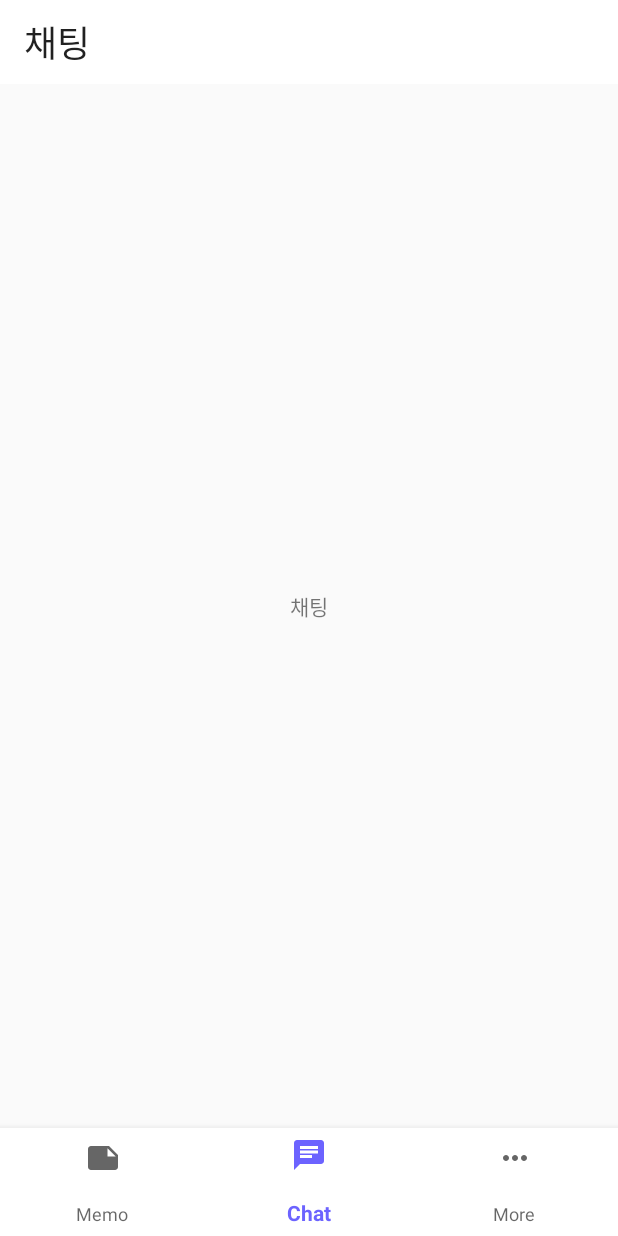
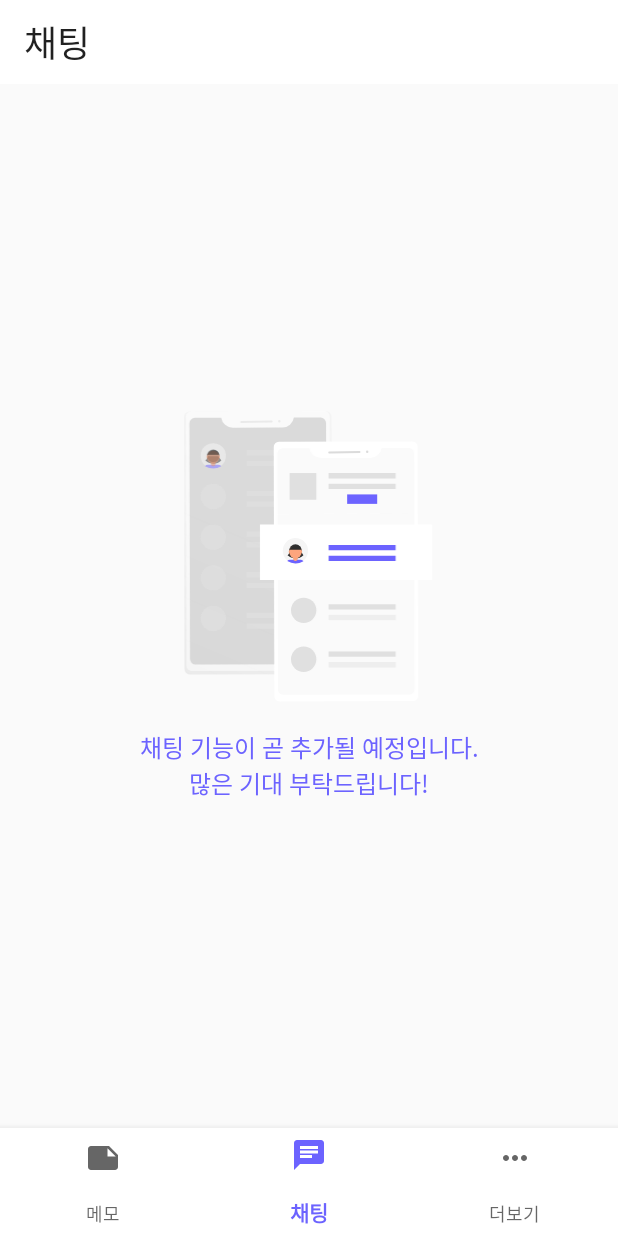
Before and after one commit to roian6/EDCANSummer, an Android app: the MemoFragment screen opened directly, with no data from a screen before it, item 2 of the bottom bar chosen, on a phone screen of 412 x 824 dp. Run offline under Robolectric (Android 15) with nearby library versions, the phone set to English and light mode, and no system bars; our stand-ins replace Firebase (no records; nobody signed in at launch, a user with empty details on screens opened directly), data binding; 1 statement that could not run was skipped.

```diff
--- a/app/src/main/java/com/david0926/edcansummer/MemoModel.java
+++ b/app/src/main/java/com/david0926/edcansummer/MemoModel.java
@@ -1,6 +1,8 @@
 package com.david0926.edcansummer;
 
-public class MemoModel {
+import java.io.Serializable;
+
+public class MemoModel implements Serializable {
     private String time, text, email;
 
     public MemoModel(){}
--- /dev/null
+++ b/app/src/main/res/drawable/ic_undraw_messages.xml
@@ -0,0 +1,278 @@
+<vector xmlns:android="http://schemas.android.com/apk/res/android"
+    xmlns:aapt="http://schemas.android.com/aapt"
+    android:width="664dp"
+    android:height="779.55dp"
+    android:viewportWidth="664"
+    android:viewportHeight="779.55">
+  <path
+      android:pathData="M377.11,0.56l-362.25,0.88A14.89,14.89 0,0 0,0 16.35l1.65,667.73a14.89,14.89 0,0 0,14.93 14.85l362.25,-0.88a14.89,14.89 0,0 0,14.85 -14.92L392,15.4A14.89,14.89 0,0 0,377.11 0.56Z"
+      android:strokeAlpha="0.5"
+      android:fillAlpha="0.5">
+    <aapt:attr name="android:fillColor">
+      <gradient
+          android:startY="711.95544"
+          android:startX="44.492737"
+          android:endY="-12.471244"
+          android:endX="349.19354"
+          android:type="linear">
+        <item android:offset="0" android:color="#3F808080"/>
+        <item android:offset="0.54" android:color="#1E808080"/>
+        <item android:offset="1" android:color="#19808080"/>
+      </gradient>
+    </aapt:attr>
+  </path>
+  <path
+      android:pathData="M18.927,0.857L373.086,-0.009A13.64,13.64 134.86,0 1,386.76 13.598L388.375,674.816A13.64,13.64 134.86,0 1,374.769 688.489L20.61,689.355A13.64,13.64 134.86,0 1,6.936 675.748L5.321,14.53A13.64,13.64 134.86,0 1,18.927 0.857z"
+      android:strokeAlpha="0.5"
+      android:fillColor="#fff"
+      android:fillAlpha="0.5"/>
+  <path
+      android:pathData="M377.62,190.78h0l-0.38,-159a14.49,14.49 0,0 0,-14.52 -14.45l-70.85,0.17a30.92,30.92 0,0 1,-30.41 26.38l-131.75,0.32a30.92,30.92 0,0 1,-30.54 -26.23l-69.79,0.17a14.49,14.49 0,0 0,-14.45 14.52l0.39,160.34 1.13,464.66A14.49,14.49 0,0 0,31 672.08l333.34,-0.81A14.49,14.49 0,0 0,378.75 656.78Z"
+      android:strokeAlpha="0.5"
+      android:fillColor="#bbb"
+      android:fillAlpha="0.5"/>
+  <path
+      android:pathData="M152.086,26.575L233.077,25.359A2,2 81.729,0 1,235.107 27.329L235.126,28.638A2,2 83.125,0 1,233.157 30.668L152.166,31.884A2,2 52.515,0 1,150.136 29.914L150.116,28.604A2,2 134.391,0 1,152.086 26.575z"
+      android:strokeAlpha="0.5"
+      android:fillColor="#dbdbdb"
+      android:fillAlpha="0.5"/>
+  <path
+      android:pathData="M253.173,27.178m-3.19,0.048a3.19,3.19 134.14,1 1,6.379 -0.096a3.19,3.19 134.14,1 1,-6.379 0.096"
+      android:strokeAlpha="0.5"
+      android:fillColor="#dbdbdb"
+      android:fillAlpha="0.5"/>
+  <path
+      android:pathData="M166.1,103.52h177.59v14.16h-177.59z"
+      android:strokeAlpha="0.5"
+      android:fillColor="#e0e0e0"
+      android:fillAlpha="0.5"/>
+  <path
+      android:pathData="M166.1,131.84h177.59v14.16h-177.59z"
+      android:strokeAlpha="0.5"
+      android:fillColor="#e0e0e0"
+      android:fillAlpha="0.5"/>
+  <path
+      android:pathData="M44.55,118.92a33.54,33.7 0,1 0,67.08 0a33.54,33.7 0,1 0,-67.08 0z"
+      android:strokeAlpha="0.5"
+      android:fillColor="#f5f5f5"
+      android:fillAlpha="0.5"/>
+  <path
+      android:pathData="M92.54,142.51L63.45,142.51a8.67,8.67 0,0 0,-7.08 3.76,43.63 43.63,0 0,0 43,0.24A8.66,8.66 0,0 0,92.54 142.51Z"
+      android:strokeAlpha="0.5"
+      android:fillColor="#6c63ff"
+      android:fillAlpha="0.5"/>
+  <path
+      android:pathData="M63.69,119.78s-4.26,12.4 -6.59,11.24c0,0 22.44,19.38 42.25,0A59.07,59.07 0,0 0,90.82 119.78Z"
+      android:strokeAlpha="0.5"
+      android:fillColor="#333"
+      android:fillAlpha="0.5"/>
+  <path
+      android:pathData="M78.07,118.62m-16.67,0a16.67,16.67 0,1 1,33.34 0a16.67,16.67 0,1 1,-33.34 0"
+      android:strokeAlpha="0.5"
+      android:fillColor="#333"
+      android:fillAlpha="0.5"/>
+  <path
+      android:fillColor="#FF000000"
+      android:pathData="M72.21,136.73H83.84a0,0 0,0 1,0 0v4.52a5.34,5.34 0,0 1,-5.34 5.34h-1a5.34,5.34 0,0 1,-5.34 -5.34v-4.52A0,0 0,0 1,72.21 136.73Z"
+      android:strokeAlpha="0.1"
+      android:fillAlpha="0.1"/>
+  <path
+      android:pathData="M73.44,136.45h9.18a1.23,1.23 0,0 1,1.23 1.23V141a5.34,5.34 0,0 1,-5.34 5.34h-1A5.34,5.34 0,0 1,72.21 141v-3.29A1.23,1.23 0,0 1,73.44 136.45Z"
+      android:strokeAlpha="0.5"
+      android:fillColor="#fda57d"
+      android:fillAlpha="0.5"/>
+  <path
+      android:fillColor="#FF000000"
+      android:pathData="M72.24,138.13a16.73,16.73 0,0 0,11.63 0L83.87,136.78L72.24,136.78Z"
+      android:strokeAlpha="0.1"
+      android:fillAlpha="0.1"/>
+  <path
+      android:pathData="M78.07,122.24m-16.67,0a16.67,16.67 0,1 1,33.34 0a16.67,16.67 0,1 1,-33.34 0"
+      android:strokeAlpha="0.5"
+      android:fillColor="#fda57d"
+      android:fillAlpha="0.5"/>
+  <path
+      android:pathData="M62.14,115.91h31.78s-2.71,-12.83 -14.73,-12S62.14,115.91 62.14,115.91Z"
+      android:strokeAlpha="0.5"
+      android:fillColor="#333"
+      android:fillAlpha="0.5"/>
+  <path
+      android:pathData="M60.2,121.53a1.55,2.91 0,1 0,3.1 0a1.55,2.91 0,1 0,-3.1 0z"
+      android:strokeAlpha="0.5"
+      android:fillColor="#fda57d"
+      android:fillAlpha="0.5"/>
+  <path
+      android:pathData="M92.76,121.53a1.55,2.91 0,1 0,3.1 0a1.55,2.91 0,1 0,-3.1 0z"
+      android:strokeAlpha="0.5"
+      android:fillColor="#fda57d"
+      android:fillAlpha="0.5"/>
+  <path
+      android:fillColor="#FF000000"
+      android:pathData="M62.14,116.35h31.78s-2.71,-12.83 -14.73,-12S62.14,116.35 62.14,116.35Z"
+      android:strokeAlpha="0.1"
+      android:fillAlpha="0.1"/>
+  <path
+      android:pathData="M166.1,211.38h177.59v14.16h-177.59z"
+      android:strokeAlpha="0.5"
+      android:fillColor="#e0e0e0"
+      android:fillAlpha="0.5"/>
+  <path
+      android:pathData="M166.1,239.7h177.59v14.16h-177.59z"
+      android:strokeAlpha="0.5"
+      android:fillColor="#e0e0e0"
+      android:fillAlpha="0.5"/>
+  <path
+      android:pathData="M44.55,226.78a33.54,33.7 0,1 0,67.08 0a33.54,33.7 0,1 0,-67.08 0z"
+      android:strokeAlpha="0.5"
+      android:fillColor="#e0e0e0"
+      android:fillAlpha="0.5"/>
+  <path
+      android:pathData="M166.1,319.24h177.59v14.16h-177.59z"
+      android:strokeAlpha="0.5"
+      android:fillColor="#e0e0e0"
+      android:fillAlpha="0.5"/>
+  <path
+      android:pathData="M166.1,347.56h177.59v14.16h-177.59z"
+      android:strokeAlpha="0.5"
+      android:fillColor="#e0e0e0"
+      android:fillAlpha="0.5"/>
+  <path
+      android:pathData="M44.55,334.64a33.54,33.7 0,1 0,67.08 0a33.54,33.7 0,1 0,-67.08 0z"
+      android:strokeAlpha="0.5"
+      android:fillColor="#e0e0e0"
+      android:fillAlpha="0.5"/>
+  <path
+      android:pathData="M166.1,427.1h177.59v14.16h-177.59z"
+      android:strokeAlpha="0.5"
+      android:fillColor="#e0e0e0"
+      android:fillAlpha="0.5"/>
+  <path
+      android:pathData="M166.1,455.42h177.59v14.16h-177.59z"
+      android:strokeAlpha="0.5"
+      android:fillColor="#e0e0e0"
+      android:fillAlpha="0.5"/>
+  <path
+      android:pathData="M44.55,442.5a33.54,33.7 0,1 0,67.08 0a33.54,33.7 0,1 0,-67.08 0z"
+      android:strokeAlpha="0.5"
+      android:fillColor="#e0e0e0"
+      android:fillAlpha="0.5"/>
+  <path
+      android:pathData="M166.1,534.96h177.59v14.16h-177.59z"
+      android:strokeAlpha="0.5"
+      android:fillColor="#e0e0e0"
+      android:fillAlpha="0.5"/>
+  <path
+      android:pathData="M166.1,563.28h177.59v14.16h-177.59z"
+      android:strokeAlpha="0.5"
+      android:fillColor="#e0e0e0"
+      android:fillAlpha="0.5"/>
+  <path
+      android:pathData="M44.55,550.36a33.54,33.7 0,1 0,67.08 0a33.54,33.7 0,1 0,-67.08 0z"
+      android:strokeAlpha="0.5"
+      android:fillColor="#e0e0e0"
+      android:fillAlpha="0.5"/>
+  <path
+      android:pathData="M610.26,84.45 L248,85.33a14.89,14.89 0,0 0,-14.85 14.92l1.65,664.46a14.89,14.89 0,0 0,14.93 14.85L612,778.68A14.89,14.89 0,0 0,626.83 763.78l-1.65,-664.46A14.89,14.89 0,0 0,610.26 84.45Z">
+  </path>
+  <path
+      android:pathData="M252.074,81.477L606.233,80.611A13.64,13.64 134.86,0 1,619.906 94.218L621.521,755.436A13.64,13.64 134.86,0 1,607.915 769.109L253.756,769.975A13.64,13.64 134.86,0 1,240.083 756.368L238.467,95.15A13.64,13.64 134.86,0 1,252.074 81.477z"
+      android:fillColor="#fff"/>
+  <path
+      android:pathData="M610.77,272.49l-0.38,-160.13a14.49,14.49 0,0 0,-14.52 -14.45L525,98.08a30.92,30.92 0,0 1,-30.41 26.38L362.85,124.78a30.92,30.92 0,0 1,-30.54 -26.23l-69.79,0.17a14.49,14.49 0,0 0,-14.45 14.52l0.39,160.34"
+      android:fillColor="#fafafa"/>
+  <path
+      android:pathData="M248.46,273.59l1.13,464.66a14.49,14.49 0,0 0,14.52 14.45l333.34,-0.81a14.49,14.49 0,0 0,14.45 -14.52l-1.14,-466"
+      android:fillColor="#fafafa"/>
+  <path
+      android:pathData="M280.5,164.53h70.82v70.82h-70.82z"
+      android:fillColor="#e0e0e0"/>
+  <path
+      android:pathData="M196.37,294.18h467.63v159.07h-467.63z"
+      android:strokeAlpha="0.5"
+      android:fillAlpha="0.5">
+  </path>
+  <path
+      android:pathData="M201.94,300.72h456.5v147.08h-456.5z"
+      android:fillColor="#fff"/>
+  <path
+      android:pathData="M384,355.19h177.59v14.16h-177.59z"
+      android:fillColor="#6c63ff"/>
+  <path
+      android:pathData="M384,383.52h177.59v14.16h-177.59z"
+      android:fillColor="#6c63ff"/>
+  <path
+      android:pathData="M384,512.08h177.59v14.16h-177.59z"
+      android:fillColor="#e0e0e0"/>
+  <path
+      android:pathData="M384,540.4h177.59v14.16h-177.59z"
+      android:fillColor="#eee"/>
+  <path
+      android:pathData="M433.03,221.18h79.53v25.06h-79.53z"
+      android:fillColor="#6c63ff"/>
+  <path
+      android:pathData="M262.45,370.59a33.54,33.7 0,1 0,67.08 0a33.54,33.7 0,1 0,-67.08 0z"
+      android:fillColor="#f5f5f5"/>
+  <path
+      android:pathData="M310.44,394.18L281.34,394.18a8.67,8.67 0,0 0,-7.08 3.76,43.63 43.63,0 0,0 43,0.24A8.66,8.66 0,0 0,310.44 394.18Z"
+      android:fillColor="#6c63ff"/>
+  <path
+      android:pathData="M281.59,371.46s-4.26,12.4 -6.59,11.24c0,0 22.44,19.38 42.25,0a59.07,59.07 0,0 0,-8.53 -11.24Z"
+      android:fillColor="#333"/>
+  <path
+      android:pathData="M295.97,370.3m-16.67,0a16.67,16.67 0,1 1,33.34 0a16.67,16.67 0,1 1,-33.34 0"
+      android:fillColor="#333"/>
+  <path
+      android:fillColor="#FF000000"
+      android:pathData="M290.11,388.41h11.63a0,0 0,0 1,0 0v4.52a5.34,5.34 0,0 1,-5.34 5.34h-1a5.34,5.34 0,0 1,-5.34 -5.34v-4.52A0,0 0,0 1,290.11 388.41Z"
+      android:strokeAlpha="0.1"
+      android:fillAlpha="0.1"/>
+  <path
+      android:pathData="M291.34,388.13h9.18a1.23,1.23 0,0 1,1.23 1.23v3.29A5.34,5.34 0,0 1,296.4 398h-1a5.34,5.34 0,0 1,-5.34 -5.34v-3.29a1.23,1.23 0,0 1,1.23 -1.23Z"
+      android:fillColor="#fda57d"/>
+  <path
+      android:fillColor="#FF000000"
+      android:pathData="M290.13,389.78a16.73,16.73 0,0 0,11.63 0v-1.43L290.13,388.35Z"
+      android:strokeAlpha="0.1"
+      android:fillAlpha="0.1"/>
+  <path
+      android:pathData="M295.97,373.91m-16.67,0a16.67,16.67 0,1 1,33.34 0a16.67,16.67 0,1 1,-33.34 0"
+      android:fillColor="#fda57d"/>
+  <path
+      android:pathData="M280,367.59h31.78s-2.71,-12.83 -14.73,-12S280,367.59 280,367.59Z"
+      android:fillColor="#333"/>
+  <path
+      android:pathData="M278.1,373.2a1.55,2.91 0,1 0,3.1 0a1.55,2.91 0,1 0,-3.1 0z"
+      android:fillColor="#fda57d"/>
+  <path
+      android:pathData="M310.65,373.2a1.55,2.91 0,1 0,3.1 0a1.55,2.91 0,1 0,-3.1 0z"
+      android:fillColor="#fda57d"/>
+  <path
+      android:fillColor="#FF000000"
+      android:pathData="M280,368.02h31.78s-2.71,-12.83 -14.73,-12S280,368.02 280,368.02Z"
+      android:strokeAlpha="0.1"
+      android:fillAlpha="0.1"/>
+  <path
+      android:pathData="M284.24,528.57a33.54,33.7 0,1 0,67.08 0a33.54,33.7 0,1 0,-67.08 0z"
+      android:fillColor="#e0e0e0"/>
+  <path
+      android:pathData="M284.24,658.22a33.54,33.7 0,1 0,67.08 0a33.54,33.7 0,1 0,-67.08 0z"
+      android:fillColor="#e0e0e0"/>
+  <path
+      android:pathData="M384,637.37h177.59v14.16h-177.59z"
+      android:fillColor="#e0e0e0"/>
+  <path
+      android:pathData="M384,665.69h177.59v14.16h-177.59z"
+      android:fillColor="#eee"/>
+  <path
+      android:pathData="M384,164.53h177.59v14.16h-177.59z"
+      android:fillColor="#e0e0e0"/>
+  <path
+      android:pathData="M384,192.86h177.59v14.16h-177.59z"
+      android:fillColor="#e0e0e0"/>
+  <path
+      android:pathData="M385.23,107.206L466.221,105.99A2,2 134.145,0 1,468.251 107.96L468.27,109.27A2,2 118.877,0 1,466.301 111.3L385.31,112.516A2,2 118.612,0 1,383.28 110.546L383.26,109.236A2,2 133.816,0 1,385.23 107.206z"
+      android:fillColor="#dbdbdb"/>
+  <path
+      android:pathData="M486.317,107.819m-3.19,0.048a3.19,3.19 134.14,1 1,6.379 -0.096a3.19,3.19 134.14,1 1,-6.379 0.096"
+      android:fillColor="#dbdbdb"/>
+</vector>
--- a/app/src/main/res/layout/fragment_chat.xml
+++ b/app/src/main/res/layout/fragment_chat.xml
@@ -1,6 +1,6 @@
 <?xml version="1.0" encoding="utf-8"?>
-<layout xmlns:app="http://schemas.android.com/apk/res-auto"
-    xmlns:android="http://schemas.android.com/apk/res/android">
+<layout xmlns:android="http://schemas.android.com/apk/res/android"
+    xmlns:app="http://schemas.android.com/apk/res-auto">
 
     <data>
 
@@ -21,14 +21,31 @@
             app:title="채팅"
             app:titleTextAppearance="@style/TitleBarTextAppearance" />
 
+        <ImageView
+            android:id="@+id/imageView"
+            android:layout_width="196dp"
+            android:layout_height="196dp"
+            android:src="@drawable/ic_undraw_messages"
+            app:layout_constraintBottom_toTopOf="@+id/txt_chat"
+            app:layout_constraintEnd_toEndOf="parent"
+            app:layout_constraintStart_toStartOf="parent"
+            app:layout_constraintTop_toBottomOf="@+id/toolbar"
+            app:layout_constraintVertical_chainStyle="packed" />
+
         <TextView
+            android:layout_marginTop="16dp"
+            android:id="@+id/txt_chat"
             android:layout_width="wrap_content"
             android:layout_height="wrap_content"
-            android:text="채팅"
+            android:fontFamily="@font/apple_sd_gothic_neo_h"
+            android:gravity="center"
+            android:text="채팅 기능이 곧 추가될 예정입니다.\n많은 기대 부탁드립니다!"
+            android:textColor="@color/colorPrimary"
+            android:textSize="16sp"
             app:layout_constraintBottom_toBottomOf="parent"
             app:layout_constraintEnd_toEndOf="parent"
             app:layout_constraintStart_toStartOf="parent"
-            app:layout_constraintTop_toBottomOf="@+id/toolbar" />
+            app:layout_constraintTop_toBottomOf="@+id/imageView" />
 
     </androidx.constraintlayout.widget.ConstraintLayout>
 </layout>
--- a/app/src/main/res/layout/fragment_more.xml
+++ b/app/src/main/res/layout/fragment_more.xml
@@ -25,24 +25,40 @@
             app:title="더보기"
             app:titleTextAppearance="@style/TitleBarTextAppearance" />
 
+        <com.airbnb.lottie.LottieAnimationView
+            app:layout_constraintVertical_chainStyle="packed"
+            android:id="@+id/lottieAnimationView2"
+            android:layout_width="128dp"
+            android:layout_height="128dp"
+            app:layout_constraintBottom_toTopOf="@+id/txt_more_name"
+            app:layout_constraintEnd_toEndOf="parent"
+            app:layout_constraintStart_toStartOf="parent"
+            app:layout_constraintTop_toBottomOf="@+id/toolbar"
+            app:lottie_autoPlay="true"
+            app:lottie_loop="true"
+            app:lottie_rawRes="@raw/profile" />
+
         <TextView
+            android:layout_marginTop="24dp"
             android:id="@+id/txt_more_name"
             android:layout_width="wrap_content"
             android:layout_height="wrap_content"
+            android:fontFamily="@font/apple_sd_gothic_neo_h"
+            android:includeFontPadding="false"
             android:text="@{user.name, default=`Username`}"
-            android:textColor="@android:color/black"
+            android:textColor="@color/materialDarkBlack"
             android:textSize="28sp"
             app:layout_constraintBottom_toTopOf="@+id/txt_more_info"
             app:layout_constraintEnd_toEndOf="parent"
             app:layout_constraintStart_toStartOf="parent"
-            app:layout_constraintTop_toTopOf="parent"
-            app:layout_constraintVertical_chainStyle="packed" />
+            app:layout_constraintTop_toBottomOf="@+id/lottieAnimationView2" />
 
         <TextView
             android:id="@+id/txt_more_info"
             android:layout_width="wrap_content"
             android:layout_height="wrap_content"
-            android:layout_marginTop="16dp"
+            android:layout_marginTop="8dp"
+            android:fontFamily="@font/apple_sd_gothic_neo_r"
             android:gravity="center"
             android:text="@{user.email+`\n`+user.time, default=`email@email.com\n2020/00/00 00:00 AM`}"
             android:textSize="16sp"
@@ -52,33 +68,45 @@
             app:layout_constraintTop_toBottomOf="@+id/txt_more_name" />
 
         <Button
-            android:layout_marginBottom="8dp"
-            android:layout_marginHorizontal="16dp"
             android:id="@+id/btn_more_delete"
             android:layout_width="match_parent"
             android:layout_height="wrap_content"
-            android:text="delete account"
+            android:layout_marginHorizontal="16dp"
+            android:layout_marginBottom="8dp"
+            android:background="@drawable/round_box"
+            android:backgroundTint="@color/materialRed"
+            android:fontFamily="@font/apple_sd_gothic_neo_h"
+            android:text="회원 탈퇴하기"
+            android:textColor="@android:color/white"
             app:layout_constraintBottom_toTopOf="@+id/btn_more_pw"
             app:layout_constraintEnd_toEndOf="parent"
             app:layout_constraintStart_toStartOf="parent" />
 
         <Button
-            android:layout_marginBottom="8dp"
-            android:layout_marginHorizontal="16dp"
             android:id="@+id/btn_more_pw"
             android:layout_width="match_parent"
             android:layout_height="wrap_content"
-            android:text="reset password"
+            android:layout_marginHorizontal="16dp"
+            android:layout_marginBottom="8dp"
+            android:background="@drawable/round_box"
+            android:backgroundTint="@color/colorPrimary"
+            android:fontFamily="@font/apple_sd_gothic_neo_h"
+            android:text="패스워드 재설정"
+            android:textColor="@android:color/white"
             app:layout_constraintBottom_toTopOf="@+id/btn_more_logout"
             app:layout_constraintEnd_toEndOf="parent"
             app:layout_constraintStart_toStartOf="parent" />
 
         <Button
-            android:layout_margin="16dp"
             android:id="@+id/btn_more_logout"
             android:layout_width="match_parent"
             android:layout_height="wrap_content"
-            android:text="logout"
+            android:layout_margin="16dp"
+            android:background="@drawable/round_box"
+            android:backgroundTint="@color/colorPrimary"
+            android:fontFamily="@font/apple_sd_gothic_neo_h"
+            android:text="로그아웃"
+            android:textColor="@android:color/white"
             app:layout_constraintBottom_toBottomOf="parent"
             app:layout_constraintEnd_toEndOf="parent"
             app:layout_constraintStart_toStartOf="parent" />
--- a/app/src/main/res/menu/menu_main.xml
+++ b/app/src/main/res/menu/menu_main.xml
@@ -4,16 +4,16 @@
     <item
         android:id="@+id/action_1"
         android:icon="@drawable/ic_baseline_note_24"
-        android:title="Memo" />
+        android:title="메모" />
 
     <item
         android:id="@+id/action_2"
         android:icon="@drawable/ic_baseline_chat_24"
-        android:title="Chat" />
+        android:title="채팅" />
 
     <item
         android:id="@+id/action_3"
         android:icon="@drawable/ic_baseline_more_horiz_24"
-        android:title="More" />
+        android:title="더보기" />
 
 </menu>
--- a/app/src/main/res/values/styles.xml
+++ b/app/src/main/res/values/styles.xml
@@ -15,6 +15,7 @@
     <style name="BottomNavigationTheme" parent="Theme.AppCompat.Light">
         <item name="colorPrimary">@color/colorPrimary</item>
         <item name="android:colorForeground">@android:color/white</item>
+        <item name="android:fontFamily">@font/apple_sd_gothic_neo_h</item>
     </style>
 
     <style name="TitleBarTextAppearance" parent="android:TextAppearance">
```
